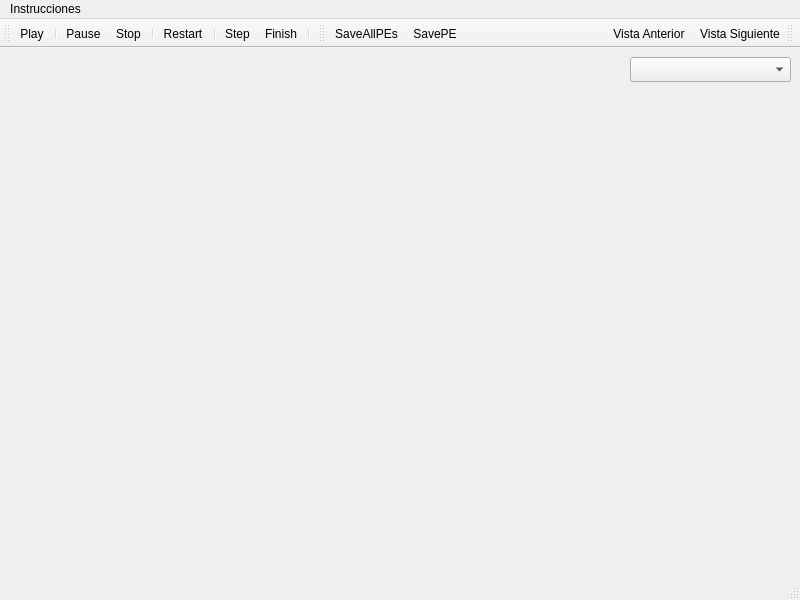
The window that SimInter/mainwindow.ui (issolis/InterconnectSimulator) describes before a commit, drawn with Qt 5.
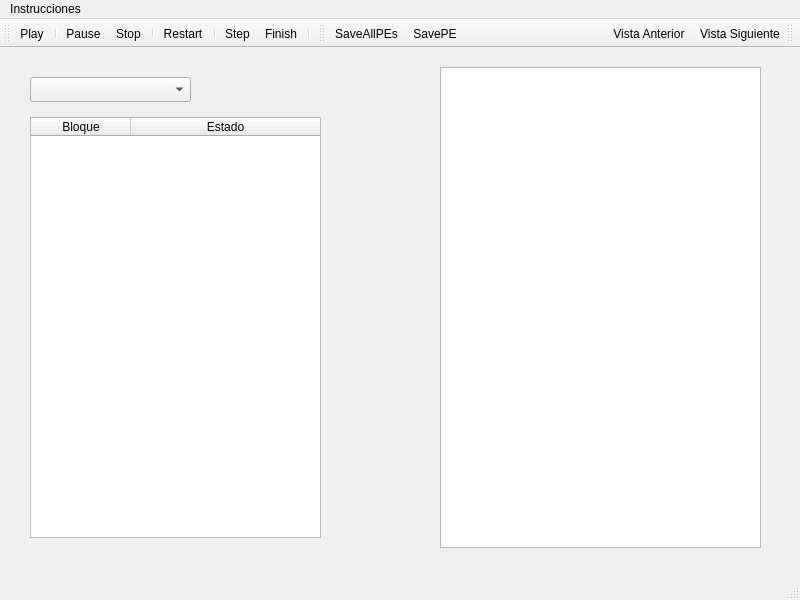
The same window after the commit. Icons and pictures are not drawn.

Commit message: Tablas - estados iniciales

What changed in the file:
```diff
--- a/SimInter/mainwindow.ui
+++ b/SimInter/mainwindow.ui
@@ -60,13 +60,117 @@
      <widget class="QComboBox" name="PEComboBox">
       <property name="geometry">
        <rect>
-        <x>630</x>
-        <y>30</y>
+        <x>30</x>
+        <y>50</y>
         <width>161</width>
         <height>25</height>
        </rect>
       </property>
      </widget>
+     <widget class="QTableWidget" name="MemoryStateTable">
+      <property name="geometry">
+       <rect>
+        <x>30</x>
+        <y>90</y>
+        <width>291</width>
+        <height>421</height>
+       </rect>
+      </property>
+      <property name="cursor" stdset="0">
+       <cursorShape>ArrowCursor</cursorShape>
+      </property>
+      <property name="lineWidth">
+       <number>2</number>
+      </property>
+      <property name="horizontalScrollBarPolicy">
+       <enum>Qt::ScrollBarAlwaysOn</enum>
+      </property>
+      <property name="rowCount">
+       <number>0</number>
+      </property>
+      <attribute name="horizontalHeaderVisible">
+       <bool>true</bool>
+      </attribute>
+      <attribute name="horizontalHeaderCascadingSectionResizes">
+       <bool>false</bool>
+      </attribute>
+      <attribute name="horizontalHeaderStretchLastSection">
+       <bool>true</bool>
+      </attribute>
+      <attribute name="verticalHeaderCascadingSectionResizes">
+       <bool>false</bool>
+      </attribute>
+      <attribute name="verticalHeaderShowSortIndicator" stdset="0">
+       <bool>false</bool>
+      </attribute>
+      <attribute name="verticalHeaderStretchLastSection">
+       <bool>false</bool>
+      </attribute>
+      <column>
+       <property name="text">
+        <string>Bloque</string>
+       </property>
+      </column>
+      <column>
+       <property name="text">
+        <string>Estado</string>
+       </property>
+      </column>
+     </widget>
+     <widget class="QTextEdit" name="ExeOutputTE">
+      <property name="geometry">
+       <rect>
+        <x>440</x>
+        <y>40</y>
+        <width>321</width>
+        <height>481</height>
+       </rect>
+      </property>
+     </widget>
+     <widget class="QTableWidget" name="SharedMemStateTable">
+      <property name="geometry">
+       <rect>
+        <x>30</x>
+        <y>90</y>
+        <width>291</width>
+        <height>421</height>
+       </rect>
+      </property>
+      <property name="cursor" stdset="0">
+       <cursorShape>ArrowCursor</cursorShape>
+      </property>
+      <property name="rowCount">
+       <number>0</number>
+      </property>
+      <attribute name="horizontalHeaderVisible">
+       <bool>true</bool>
+      </attribute>
+      <attribute name="horizontalHeaderCascadingSectionResizes">
+       <bool>false</bool>
+      </attribute>
+      <attribute name="horizontalHeaderStretchLastSection">
+       <bool>true</bool>
+      </attribute>
+      <attribute name="verticalHeaderCascadingSectionResizes">
+       <bool>false</bool>
+      </attribute>
+      <attribute name="verticalHeaderShowSortIndicator" stdset="0">
+       <bool>false</bool>
+      </attribute>
+      <attribute name="verticalHeaderStretchLastSection">
+       <bool>false</bool>
+      </attribute>
+      <column>
+       <property name="text">
+        <string>Bloque</string>
+       </property>
+      </column>
+      <column>
+       <property name="text">
+        <string>Estado</string>
+       </property>
+      </column>
+     </widget>
     </widget>
    </widget>
   </widget>
```
The commit also changes 2 other files.
